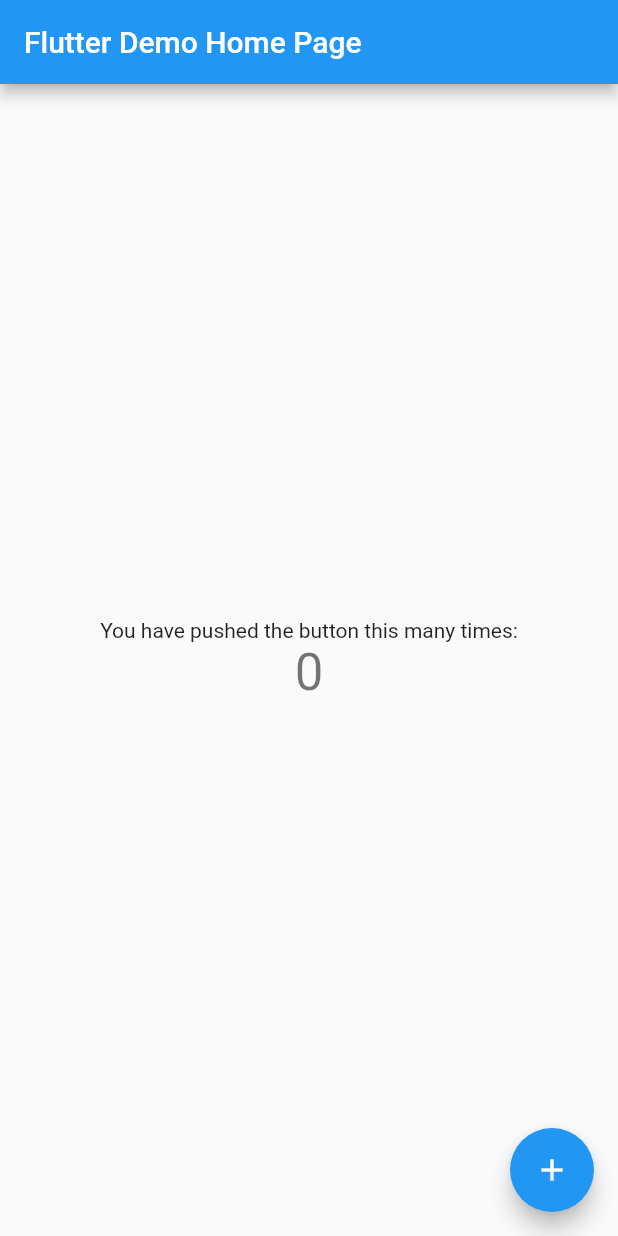
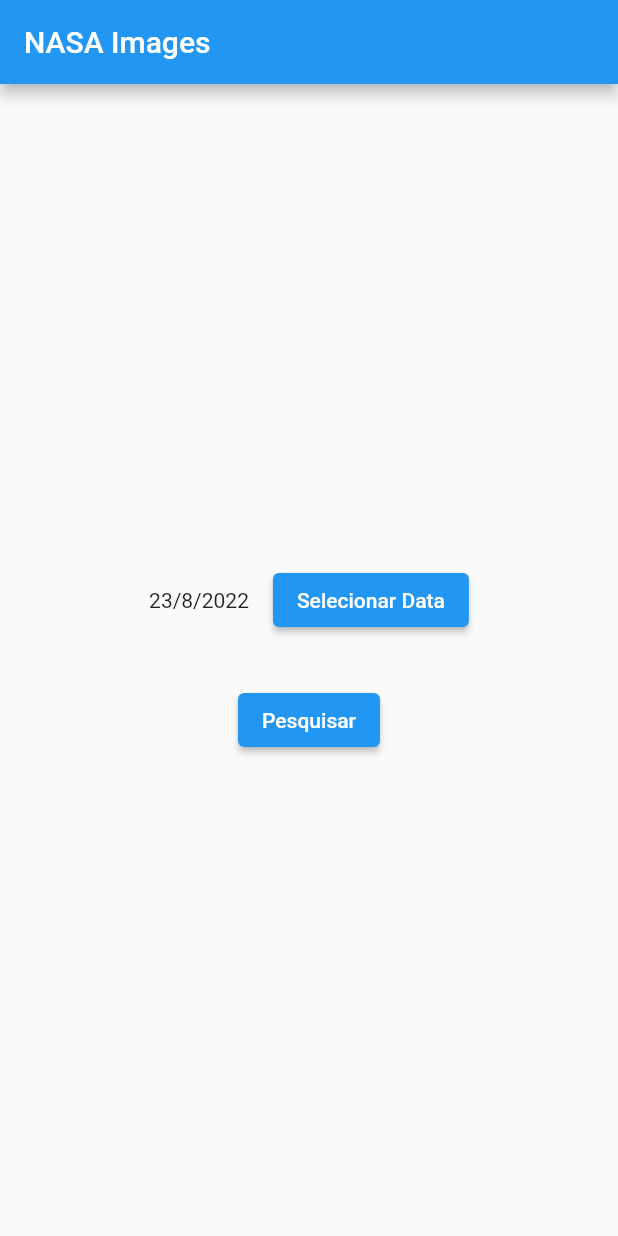
Before and after one commit to GuilhermeC13/clean_architecture_nasa, a Flutter app: the screen it shows after launch, on a phone screen of 412 x 824 dp. Run offline on Flutter 3.47's test engine with Material 2 defaults, Android fonts, the phone set to English and light mode, and no system bars; our stand-ins replace dartz, equatable, flutter_mobx, get_it, mobx; generated files the repository leaves out were written again.

Commit message:
App funcionando e mostrando imagem

```diff
--- a/lib/core/utils/converters/date_to_string_converter.dart
+++ b/lib/core/utils/converters/date_to_string_converter.dart
@@ -1,6 +1,6 @@
 class DateToStringConverter {
   static String convert(DateTime date) {
-    var dateSplitted = date.toString().split('  ');
+    var dateSplitted = date.toString().split(' ');
     return dateSplitted.first;
   }
 }
--- a/lib/features/data/datasources/space_media_datasource_implementation.dart
+++ b/lib/features/data/datasources/space_media_datasource_implementation.dart
@@ -1,6 +1,6 @@
 import 'dart:convert';
 
-import 'package:clean_architecture_nasa/core/http_client.dart';
+import 'package:clean_architecture_nasa/core/http_client/http_client.dart';
 import 'package:clean_architecture_nasa/core/usecase/errors/exceptions.dart';
 import 'package:clean_architecture_nasa/core/utils/converters/date_to_string_converter.dart';
 import 'package:clean_architecture_nasa/core/utils/keys/nasa_api_keys.dart';
--- /dev/null
+++ b/lib/features/presentation/pages/home_page.dart
@@ -0,0 +1,63 @@
+import 'package:clean_architecture_nasa/features/presentation/pages/picture_page.dart';
+import 'package:clean_architecture_nasa/features/presentation/stores/home_store.dart';
+import 'package:flutter/material.dart';
+import 'package:flutter_mobx/flutter_mobx.dart';
+import 'package:get_it/get_it.dart';
+
+class HomePage extends StatelessWidget {
+  HomePage({Key? key}) : super(key: key);
+
+  HomeStore homeStore = GetIt.I.get<HomeStore>();
+
+  @override
+  Widget build(BuildContext context) {
+    return Scaffold(
+      appBar: AppBar(title: const Text('NASA Images')),
+      body: Observer(builder: (_) {
+        return Column(
+          mainAxisAlignment: MainAxisAlignment.center,
+          children: [
+            Row(
+              mainAxisAlignment: MainAxisAlignment.center,
+              children: [
+                Text(
+                    '${homeStore.date.day}/${homeStore.date.month}/${homeStore.date.year}'),
+                const SizedBox(
+                  width: 16,
+                ),
+                ElevatedButton(
+                  onPressed: () async {
+                    DateTime? dateEscolhida = await showDatePicker(
+                        context: context,
+                        initialDate: homeStore.date,
+                        firstDate: DateTime(1900),
+                        lastDate: DateTime.now());
+
+                    homeStore.setDate(dateEscolhida!);
+                  },
+                  child: const Text('Selecionar Data'),
+                ),
+              ],
+            ),
+            const SizedBox(
+              height: 32,
+            ),
+            ElevatedButton(
+                onPressed: () async {
+                  await homeStore.getSpaceMediaFromDate(homeStore.date);
+                  Navigator.of(context).push(
+                    MaterialPageRoute(
+                      builder: ((context) => PicturePage(
+                            mediaUrl: homeStore.spaceMediaEntity!.mediaUrl,
+                            data: homeStore.date,
+                          )),
+                    ),
+                  );
+                },
+                child: const Text('Pesquisar')),
+          ],
+        );
+      }),
+    );
+  }
+}
--- a/lib/main.dart
+++ b/lib/main.dart
@@ -1,115 +1,23 @@
+import 'package:clean_architecture_nasa/core/inject/inject.dart';
+import 'package:clean_architecture_nasa/features/presentation/pages/home_page.dart';
 import 'package:flutter/material.dart';
 
 void main() {
+  Inject.init();
   runApp(const MyApp());
 }
 
 class MyApp extends StatelessWidget {
   const MyApp({Key? key}) : super(key: key);
 
-  // This widget is the root of your application.
   @override
   Widget build(BuildContext context) {
     return MaterialApp(
       title: 'Flutter Demo',
       theme: ThemeData(
-        // This is the theme of your application.
-        //
-        // Try running your application with "flutter run". You'll see the
-        // application has a blue toolbar. Then, without quitting the app, try
-        // changing the primarySwatch below to Colors.green and then invoke
-        // "hot reload" (press "r" in the console where you ran "flutter run",
-        // or simply save your changes to "hot reload" in a Flutter IDE).
-        // Notice that the counter didn't reset back to zero; the application
-        // is not restarted.
         primarySwatch: Colors.blue,
       ),
-      home: const MyHomePage(title: 'Flutter Demo Home Page'),
+      home: HomePage(),
     );
   }
 }
-
-class MyHomePage extends StatefulWidget {
-  const MyHomePage({Key? key, required this.title}) : super(key: key);
-
-  // This widget is the home page of your application. It is stateful, meaning
-  // that it has a State object (defined below) that contains fields that affect
-  // how it looks.
-
-  // This class is the configuration for the state. It holds the values (in this
-  // case the title) provided by the parent (in this case the App widget) and
-  // used by the build method of the State. Fields in a Widget subclass are
-  // always marked "final".
-
-  final String title;
-
-  @override
-  State<MyHomePage> createState() => _MyHomePageState();
-}
-
-class _MyHomePageState extends State<MyHomePage> {
-  int _counter = 0;
-
-  void _incrementCounter() {
-    setState(() {
-      // This call to setState tells the Flutter framework that something has
-      // changed in this State, which causes it to rerun the build method below
-      // so that the display can reflect the updated values. If we changed
-      // _counter without calling setState(), then the build method would not be
-      // called again, and so nothing would appear to happen.
-      _counter++;
-    });
-  }
-
-  @override
-  Widget build(BuildContext context) {
-    // This method is rerun every time setState is called, for instance as done
-    // by the _incrementCounter method above.
-    //
-    // The Flutter framework has been optimized to make rerunning build methods
-    // fast, so that you can just rebuild anything that needs updating rather
-    // than having to individually change instances of widgets.
-    return Scaffold(
-      appBar: AppBar(
-        // Here we take the value from the MyHomePage object that was created by
-        // the App.build method, and use it to set our appbar title.
-        title: Text(widget.title),
-      ),
-      body: Center(
-        // Center is a layout widget. It takes a single child and positions it
-        // in the middle of the parent.
-        child: Column(
-          // Column is also a layout widget. It takes a list of children and
-          // arranges them vertically. By default, it sizes itself to fit its
-          // children horizontally, and tries to be as tall as its parent.
-          //
-          // Invoke "debug painting" (press "p" in the console, choose the
-          // "Toggle Debug Paint" action from the Flutter Inspector in Android
-          // Studio, or the "Toggle Debug Paint" command in Visual Studio Code)
-          // to see the wireframe for each widget.
-          //
-          // Column has various properties to control how it sizes itself and
-          // how it positions its children. Here we use mainAxisAlignment to
-          // center the children vertically; the main axis here is the vertical
-          // axis because Columns are vertical (the cross axis would be
-          // horizontal).
-          mainAxisAlignment: MainAxisAlignment.center,
-          children: <Widget>[
-            const Text(
-              'You have pushed the button this many times:',
-            ),
-            Text(
-              '$_counter',
-              style: Theme.of(context).textTheme.headline4,
-            ),
-          ],
-        ),
-      ),
-      floatingActionButton: FloatingActionButton(
-        onPressed: _incrementCounter,
-        tooltip: 'Increment',
-        child: const Icon(Icons.add),
-      ), // This trailing comma makes auto-formatting nicer for build methods.
-    );
-  }
-}
--- a/pubspec.yaml
+++ b/pubspec.yaml
@@ -32,8 +32,11 @@
   equatable: ^2.0.3
   flutter:
     sdk: flutter
+  flutter_mobx: ^2.0.6+1
+  get_it: ^7.2.0
   http: ^0.13.5
   json_annotation: ^4.6.0
+  mobx: ^2.0.7+5
 
 dev_dependencies:
   build_runner: ^2.2.0
@@ -41,6 +44,7 @@
   flutter_test:
     sdk: flutter
   json_serializable: ^6.3.1
+  mobx_codegen: ^2.0.7
   mocktail: ^0.3.0
 
 # For information on the generic Dart part of this file, see the
```
Also changed, not shown: lib/core/inject/inject.dart (added, +29 -0 lines), lib/features/presentation/pages/picture_page.dart (added, +42 -0 lines), lib/features/presentation/stores/home_store.dart (added, +59 -0 lines), lib/features/presentation/stores/home_store.g.dart (added), lib/features/presentation/widgets/custom_app_bar.dart (added), 4 other files.
